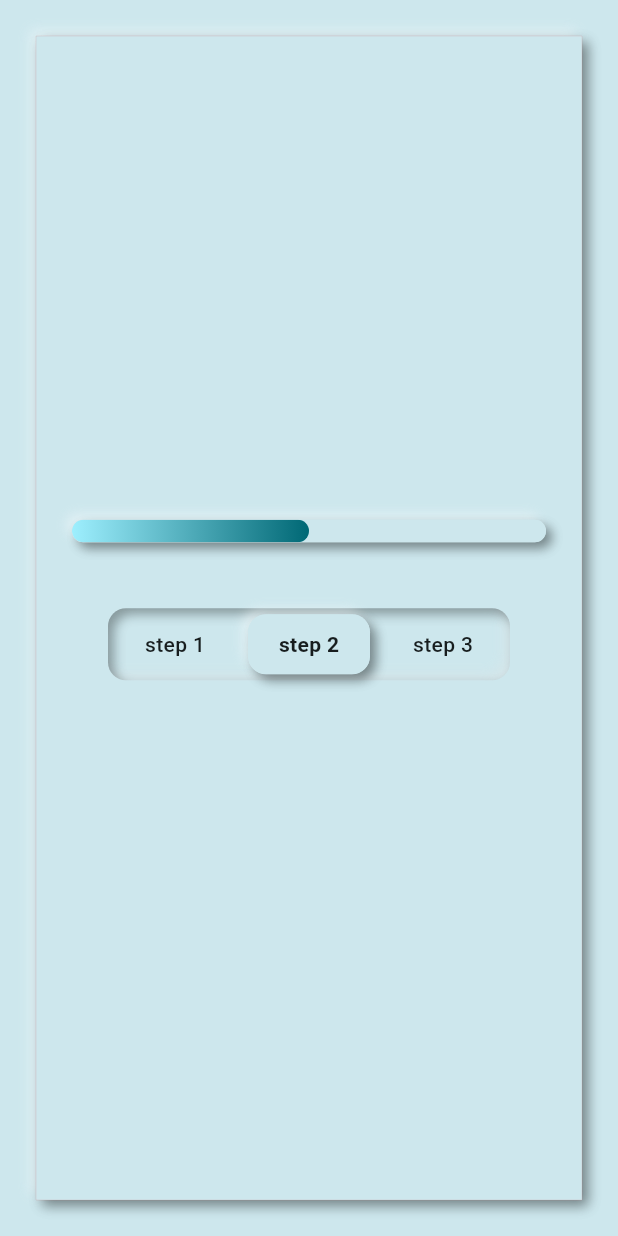
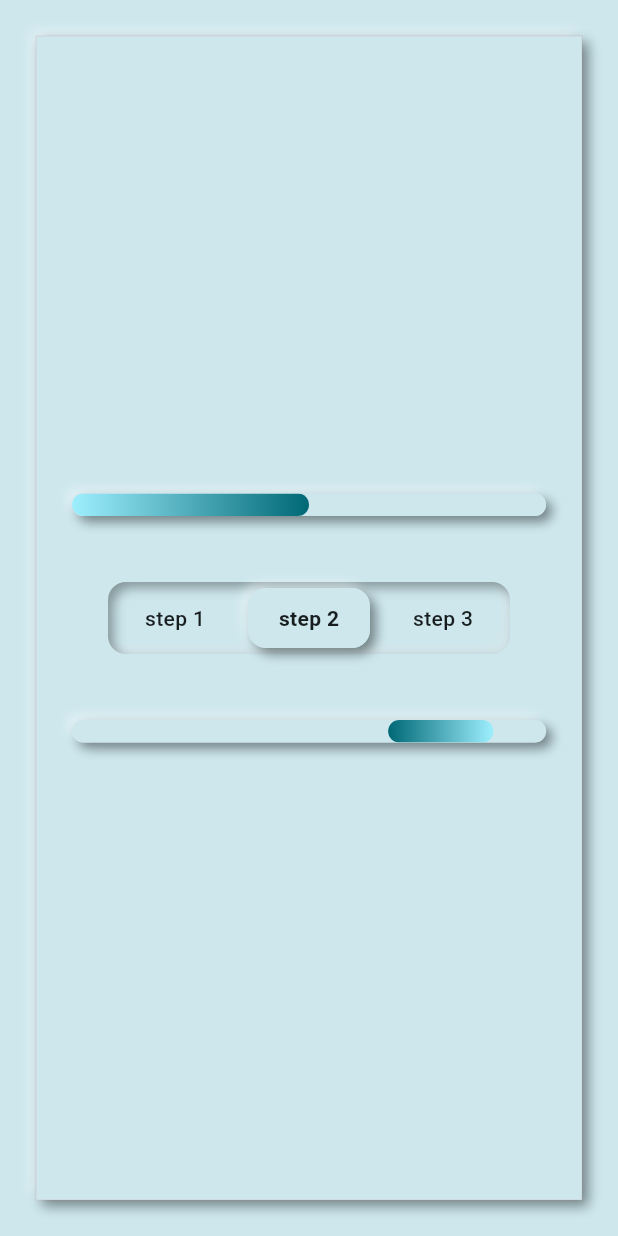
Before and after one commit to gsmlg-dev/material-neumorphic, a Flutter app: the screen it shows after launch, on a phone screen of 412 x 824 dp. Run offline on Flutter 3.47's test engine with Material 2 defaults, Android fonts, the phone set to English and light mode, and no system bars.

Commit message:
temp: Add missing NeumorphicProgressIndeterminate.

```diff
--- a/examples/material_neumorphic_progress/lib/main.dart
+++ b/examples/material_neumorphic_progress/lib/main.dart
@@ -159,6 +159,10 @@ class _MyHomePageState extends State<MyHomePage> {
                           },
                         ),
                       ),
+                      const SizedBox(height: 20),
+                      const NeumorphicProgressIndeterminate(
+                        height: 15,
+                      ),
                     ],
                   ),
                 ),
```
